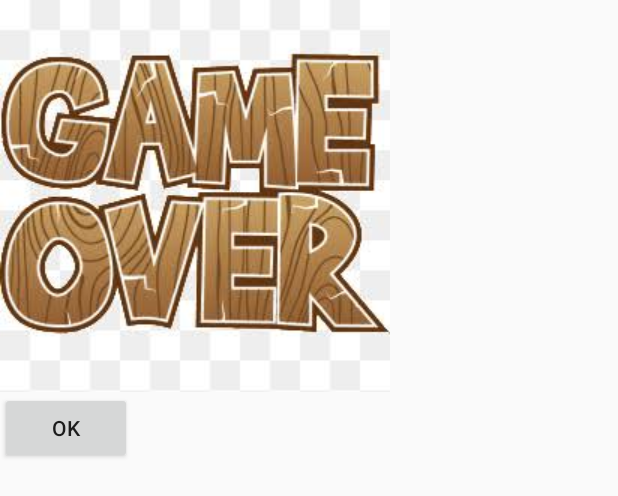
After one commit to harrysenjaya/TubesP3B-2, an Android app: the layout gameover.xml on its own in the app's theme, with its tools: preview values and no code run, on a phone screen of 412 x 824 dp. The commit adds this screen. Shown: the top 496 px of the screen. Run offline under Robolectric (Android 15) with nearby library versions, the phone set to English and light mode, and no system bars.

Commit message:
draw enemy

```diff
--- a/app/src/main/java/com/example/tugasbesar2/EnemyThread.java
+++ b/app/src/main/java/com/example/tugasbesar2/EnemyThread.java
@@ -26,7 +26,7 @@ public class EnemyThread implements Runnable {
     public void run() {
         while (true) {
             while (!this.isPaused) {
-                int x = random.nextInt(width) + 1;
+                int x = random.nextInt(width-75) + 1;
                 int y = 200;
                 Enemy enemy = new Enemy(x, y);
                 this.uiThreadedWrapper.setEnemy(enemy);
--- a/app/src/main/java/com/example/tugasbesar2/IMainActivity.java
+++ b/app/src/main/java/com/example/tugasbesar2/IMainActivity.java
@@ -1,4 +1,5 @@
 package com.example.tugasbesar2;
 
 public interface IMainActivity {
+//    void gameOver();
 }
--- a/app/src/main/java/com/example/tugasbesar2/PlayerMoveThread.java
+++ b/app/src/main/java/com/example/tugasbesar2/PlayerMoveThread.java
@@ -36,7 +36,7 @@ public class PlayerMoveThread implements Runnable {
            }
            this.uiThreadedWrapper.setPlayer(this.player);
            try {
-               Thread.sleep(200);
+               Thread.sleep(100);
            } catch (InterruptedException e) {
                e.printStackTrace();
            }
--- /dev/null
+++ b/app/src/main/res/layout/gameover.xml
@@ -0,0 +1,14 @@
+<?xml version="1.0" encoding="utf-8"?>
+<LinearLayout xmlns:android="http://schemas.android.com/apk/res/android"
+    android:layout_width="wrap_content" android:layout_height="wrap_content"
+    android:orientation="vertical">
+    <ImageView
+        android:layout_width="wrap_content"
+        android:layout_height="wrap_content"
+        android:src="@drawable/gameover"/>
+    <Button
+        android:layout_width="wrap_content"
+        android:layout_height="wrap_content"
+        android:text="OK"
+        android:onClick="dismissListener"/>
+</LinearLayout>
```
Also changed, not shown: app/src/main/java/com/example/tugasbesar2/EnemyMoveThread.java (+9 -1 lines), app/src/main/java/com/example/tugasbesar2/MainActivity.java (+17 -3 lines), app/src/main/java/com/example/tugasbesar2/Presenter.java (+9 -0 lines), app/src/main/java/com/example/tugasbesar2/UIThreadedWrapper.java (+11 -0 lines), app/src/main/res/drawable/gameover.jpg (added).
